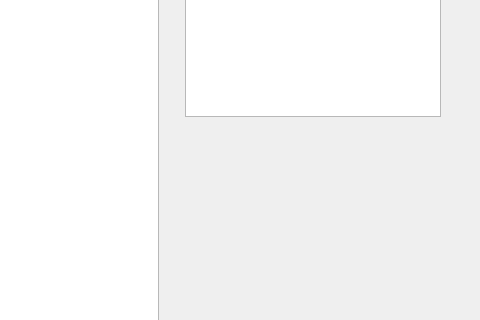
Above: mainwindow.ui from petrmiculek/icp_project before the change; both pictures show x 562 to 1042 and y 226 to 546 of the 1042 by 644 pixel window. Below: the same form after it.
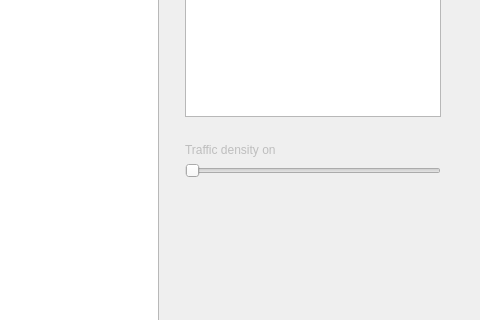
That is the form after the change.

Commit message: Add traffic density slider.

The edit to the form file:
```diff
--- a/mainwindow.ui
+++ b/mainwindow.ui
@@ -218,10 +218,55 @@
           <property name="orientation">
            <enum>Qt::Vertical</enum>
           </property>
+          <property name="sizeType">
+           <enum>QSizePolicy::Preferred</enum>
+          </property>
           <property name="sizeHint" stdset="0">
            <size>
             <width>20</width>
-            <height>40</height>
+            <height>20</height>
+           </size>
+          </property>
+         </spacer>
+        </item>
+        <item>
+         <widget class="QLabel" name="strttrafficLbl">
+          <property name="enabled">
+           <bool>false</bool>
+          </property>
+          <property name="text">
+           <string>Traffic density on </string>
+          </property>
+         </widget>
+        </item>
+        <item>
+         <widget class="QSlider" name="strttrafficSlider">
+          <property name="enabled">
+           <bool>false</bool>
+          </property>
+          <property name="sizePolicy">
+           <sizepolicy hsizetype="Preferred" vsizetype="Fixed">
+            <horstretch>0</horstretch>
+            <verstretch>0</verstretch>
+           </sizepolicy>
+          </property>
+          <property name="maximum">
+           <number>100</number>
+          </property>
+          <property name="orientation">
+           <enum>Qt::Horizontal</enum>
+          </property>
+         </widget>
+        </item>
+        <item>
+         <spacer name="verticalSpacer_4">
+          <property name="orientation">
+           <enum>Qt::Vertical</enum>
+          </property>
+          <property name="sizeHint" stdset="0">
+           <size>
+            <width>20</width>
+            <height>20</height>
            </size>
           </property>
          </spacer>
```
The commit also changes 2 other files.
